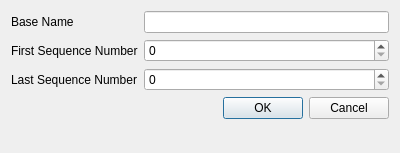
Before: the Qt Designer form scheduler/batchcreatedialog.ui in frabas/DISPLACE_GUI, drawn with Qt 5.
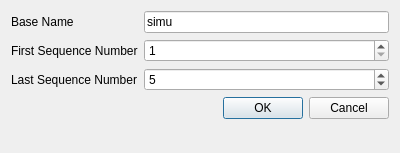
After: the same form once the commit is applied.

The edit to the form file:
```diff
--- a/scheduler/batchcreatedialog.ui
+++ b/scheduler/batchcreatedialog.ui
@@ -22,7 +22,14 @@
     </widget>
    </item>
    <item row="0" column="1">
-    <widget class="QLineEdit" name="basename"/>
+    <widget class="QLineEdit" name="basename">
+     <property name="text">
+      <string extracomment="prefix for simu name">simu</string>
+     </property>
+     <property name="placeholderText">
+      <string>simu</string>
+     </property>
+    </widget>
    </item>
    <item row="1" column="0">
     <widget class="QLabel" name="label_2">
@@ -33,6 +40,9 @@
    </item>
    <item row="1" column="1">
     <widget class="QSpinBox" name="first">
+     <property name="minimum">
+      <number>1</number>
+     </property>
      <property name="maximum">
       <number>1000</number>
      </property>
@@ -47,9 +57,15 @@
    </item>
    <item row="2" column="1">
     <widget class="QSpinBox" name="last">
+     <property name="minimum">
+      <number>1</number>
+     </property>
      <property name="maximum">
       <number>1000</number>
      </property>
+     <property name="value">
+      <number>5</number>
+     </property>
     </widget>
    </item>
    <item row="3" column="0" colspan="2">
```
